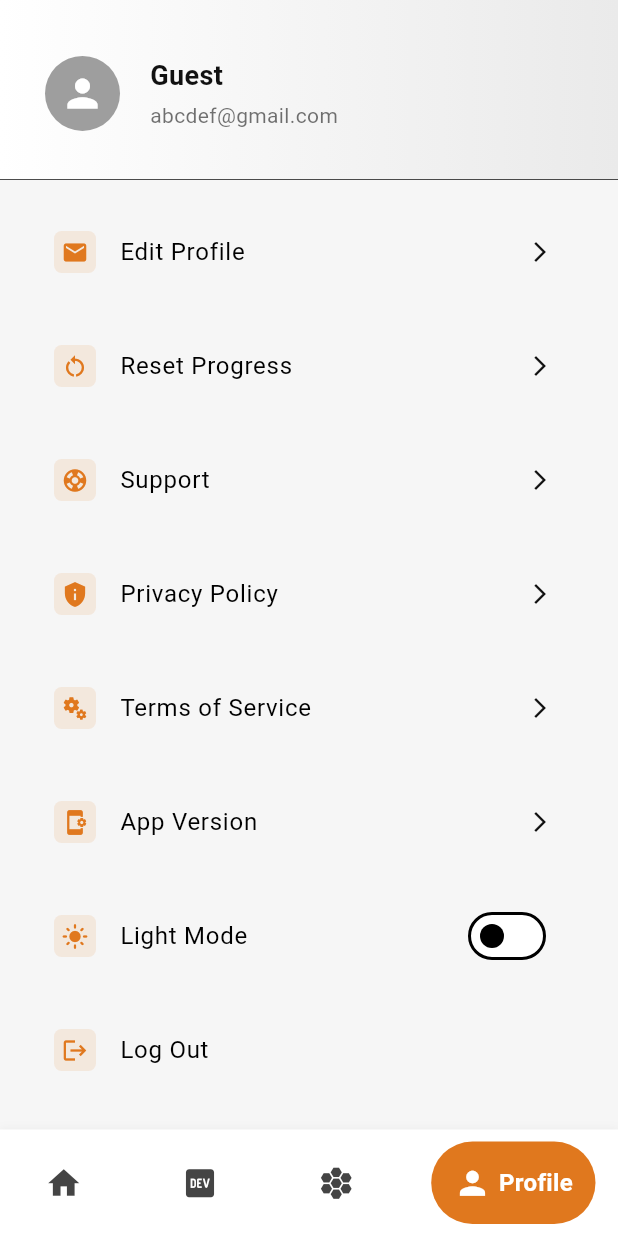
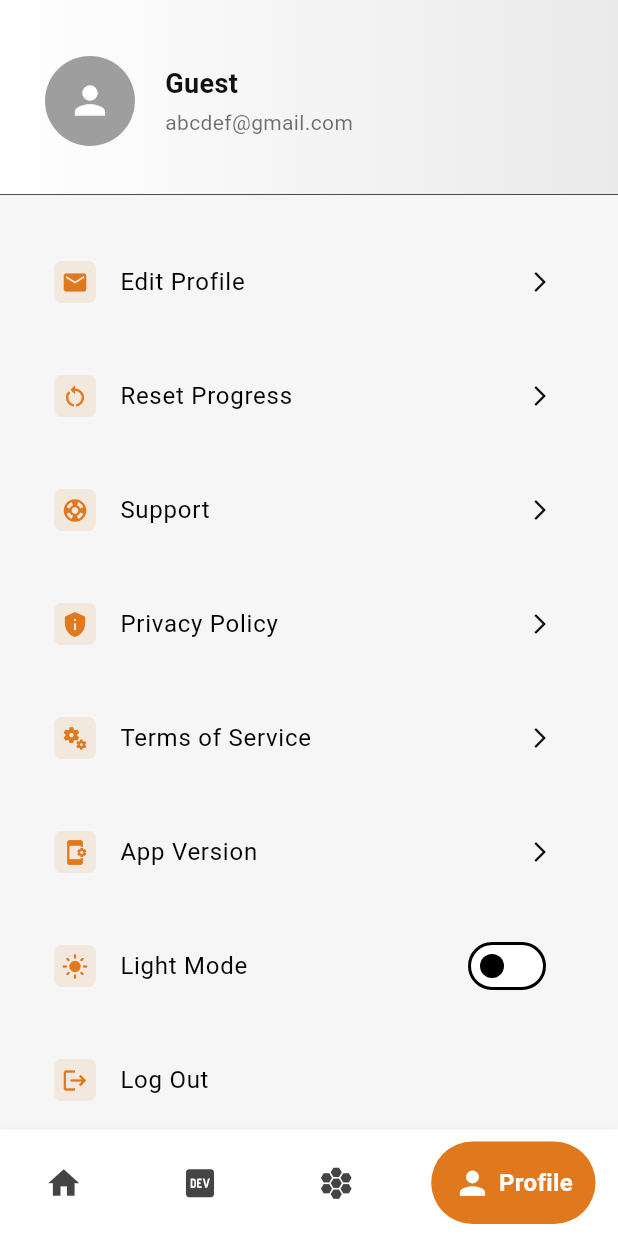
Before and after one commit to iluv27/quiz_master, a Flutter app: the screen it shows after launch, item 4 of the bottom bar chosen, on a phone screen of 412 x 824 dp. Run offline on Flutter 3.47's test engine with Material 3 defaults, Android fonts, the phone set to English and light mode, and no system bars; drawn by our look-alikes of google_nav_bar.

Commit message:
new commit

```diff
--- a/lib/screens/history_screen.dart
+++ b/lib/screens/history_screen.dart
@@ -1,5 +1,3 @@
-import 'dart:math';
-
 import 'package:flutter/material.dart';
 
 class HistoryScreen extends StatefulWidget {
--- a/lib/screens/home_screen.dart
+++ b/lib/screens/home_screen.dart
@@ -13,8 +13,8 @@ class _HomeScreenState extends State<HomeScreen> {
   Widget build(BuildContext context) {
     return ListView(
       children: [
-        Padding(
-          padding: const EdgeInsets.symmetric(vertical: 20.0, horizontal: 10),
+        const Padding(
+          padding: EdgeInsets.symmetric(vertical: 20.0, horizontal: 10),
           child: SearchWidget(),
         ),
         Padding(
--- a/lib/screens/user_screen.dart
+++ b/lib/screens/user_screen.dart
@@ -1,4 +1,6 @@
 import 'package:flutter/material.dart';
+
+import '../widgets/profile_widgets.dart';
 
 class UserScreen extends StatefulWidget {
   const UserScreen({super.key});
@@ -8,12 +10,11 @@ class UserScreen extends StatefulWidget {
 }
 
 class _UserScreenState extends State<UserScreen> {
-  List<bool> _selections = [false, true];
   @override
   Widget build(BuildContext context) {
     return ListView(children: [
       Container(
-        height: 120,
+        height: 130,
         decoration: const BoxDecoration(
             gradient: LinearGradient(colors: [
               Color.fromARGB(255, 255, 255, 255),
@@ -25,7 +26,7 @@ class _UserScreenState extends State<UserScreen> {
           padding: EdgeInsets.only(left: 30.0, top: 15, bottom: 10),
           child: Row(crossAxisAlignment: CrossAxisAlignment.center, children: [
             CircleAvatar(
-              radius: 25,
+              radius: 30,
               backgroundColor: Colors.grey,
               child: Icon(
                 Icons.person,
@@ -64,30 +65,30 @@ class _UserScreenState extends State<UserScreen> {
         padding: const EdgeInsets.symmetric(horizontal: 20.0),
         child: Container(
           color: Theme.of(context).colorScheme.background,
-          child: Column(
+          child: const Column(
             children: [
-              const SizedBox(height: 10),
-              const RepeatedListTile(
+              SizedBox(height: 20),
+              RepeatedListTile(
                 title: 'Edit Profile',
                 icon: Icons.email,
               ),
-              const RepeatedListTile(
+              RepeatedListTile(
                 title: 'Reset Progress',
                 icon: Icons.restart_alt,
               ),
-              const RepeatedListTile(
+              RepeatedListTile(
                 title: 'Support',
                 icon: Icons.support,
               ),
-              const RepeatedListTile(
+              RepeatedListTile(
                 title: 'Privacy Policy',
                 icon: Icons.privacy_tip,
               ),
-              const RepeatedListTile(
+              RepeatedListTile(
                 title: 'Terms of Service',
                 icon: Icons.miscellaneous_services,
               ),
-              const RepeatedListTile(
+              RepeatedListTile(
                 title: 'App Version',
                 icon: Icons.app_settings_alt,
               ),
@@ -95,7 +96,7 @@ class _UserScreenState extends State<UserScreen> {
                   title: 'Light Mode',
                   icon: Icons.light_mode,
                   trailingIcon: ToggleSwitch()),
-              const RepeatedListTile(
+              RepeatedListTile(
                 title: 'Log Out',
                 icon: Icons.logout,
                 trailingIcon: SizedBox(),
@@ -107,78 +108,3 @@ class _UserScreenState extends State<UserScreen> {
     ]);
   }
 }
-
-class ToggleSwitch extends StatefulWidget {
-  @override
-  _ToggleSwitchState createState() => _ToggleSwitchState();
-}
-
-class _ToggleSwitchState extends State<ToggleSwitch> {
-  bool isSwitched = false;
-
-  void _toggleSwitch(bool value) {
-    setState(() {
-      isSwitched = value;
-    });
-  }
-
-  @override
-  Widget build(BuildContext context) {
-    return Switch(
-      value: isSwitched,
-      onChanged: _toggleSwitch,
-      activeTrackColor: const Color.fromARGB(86, 224, 120, 30),
-      activeColor: const Color(0xFFE0781E),
-      materialTapTargetSize: MaterialTapTargetSize.padded,
-      splashRadius: 10, // Reduces the tap target size
-    );
-  }
-}
-
-class RepeatedListTile extends StatelessWidget {
-  const RepeatedListTile(
-      {super.key,
-      required this.title,
-      required this.icon,
-      this.onPressed,
-      this.trailingIcon = const Icon(
-        Icons.arrow_forward_ios,
-        size: 16,
-        color: Color(0xff111111),
-      )});
-
-  final String title;
-  final IconData icon;
-  final Function()? onPressed;
-  final Widget trailingIcon;
-
-  @override
-  Widget build(BuildContext context) {
-    return Padding(
-      padding: const EdgeInsets.symmetric(vertical: 10.0),
-      child: InkWell(
-        onTap: onPressed,
-        child: ListTile(
-            title: Text(
-              title,
-              style: const TextStyle(
-                fontSize: 16,
-                fontWeight: FontWeight.w400,
-              ),
-            ),
-            leading: Container(
-              padding: const EdgeInsets.all(5),
-              decoration: const BoxDecoration(
-                  color: Color.fromARGB(29, 224, 120, 30),
-                  borderRadius: BorderRadius.all(Radius.circular(5))),
-              child: Icon(
-                icon,
-                size: 18,
-                color: const Color(0xFFE0781E),
-              ),
-            ),
-            trailing: trailingIcon),
-      ),
-    );
-  }
-}
--- /dev/null
+++ b/lib/widgets/profile_widgets.dart
@@ -0,0 +1,79 @@
+import 'package:flutter/material.dart';
+
+class ToggleSwitch extends StatefulWidget {
+  const ToggleSwitch({super.key});
+
+  @override
+  // ignore: library_private_types_in_public_api
+  _ToggleSwitchState createState() => _ToggleSwitchState();
+}
+
+class _ToggleSwitchState extends State<ToggleSwitch> {
+  bool isSwitched = false;
+
+  void _toggleSwitch(bool value) {
+    setState(() {
+      isSwitched = value;
+    });
+  }
+
+  @override
+  Widget build(BuildContext context) {
+    return Switch(
+      value: isSwitched,
+      onChanged: _toggleSwitch,
+      activeTrackColor: const Color.fromARGB(86, 224, 120, 30),
+      activeColor: const Color(0xFFE0781E),
+      materialTapTargetSize: MaterialTapTargetSize.padded,
+      splashRadius: 10, // Reduces the tap target size
+    );
+  }
+}
+
+class RepeatedListTile extends StatelessWidget {
+  const RepeatedListTile(
+      {super.key,
+      required this.title,
+      required this.icon,
+      this.onPressed,
+      this.trailingIcon = const Icon(
+        Icons.arrow_forward_ios,
+        size: 16,
+        color: Color(0xff111111),
+      )});
+
+  final String title;
+  final IconData icon;
+  final Function()? onPressed;
+  final Widget trailingIcon;
+
+  @override
+  Widget build(BuildContext context) {
+    return Padding(
+      padding: const EdgeInsets.symmetric(vertical: 10.0),
+      child: InkWell(
+        onTap: onPressed,
+        child: ListTile(
+            title: Text(
+              title,
+              style: const TextStyle(
+                fontSize: 16,
+                fontWeight: FontWeight.w400,
+              ),
+            ),
+            leading: Container(
+              padding: const EdgeInsets.all(5),
+              decoration: const BoxDecoration(
+                  color: Color.fromARGB(29, 224, 120, 30),
+                  borderRadius: BorderRadius.all(Radius.circular(5))),
+              child: Icon(
+                icon,
+                size: 18,
+                color: const Color(0xFFE0781E),
+              ),
+            ),
+            trailing: trailingIcon),
+      ),
+    );
+  }
+}
--- a/lib/widgets/subcateg_products.dart
+++ b/lib/widgets/subcateg_products.dart
@@ -12,7 +12,7 @@ class SubCategProducts extends StatelessWidget {
         appBar: AppBar(
           centerTitle: true,
           elevation: 0.5,
-          title: Text('data'),
+          title: const Text('data'),
         ),
         body: Center(
           child: Text(maincategName),
```
